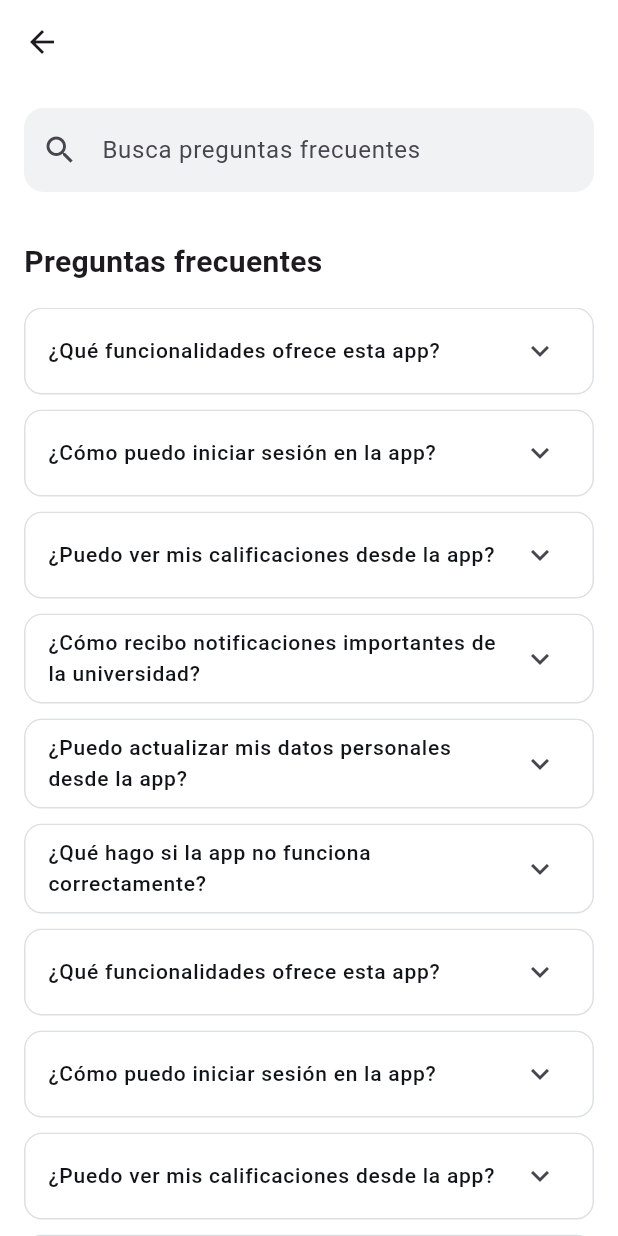
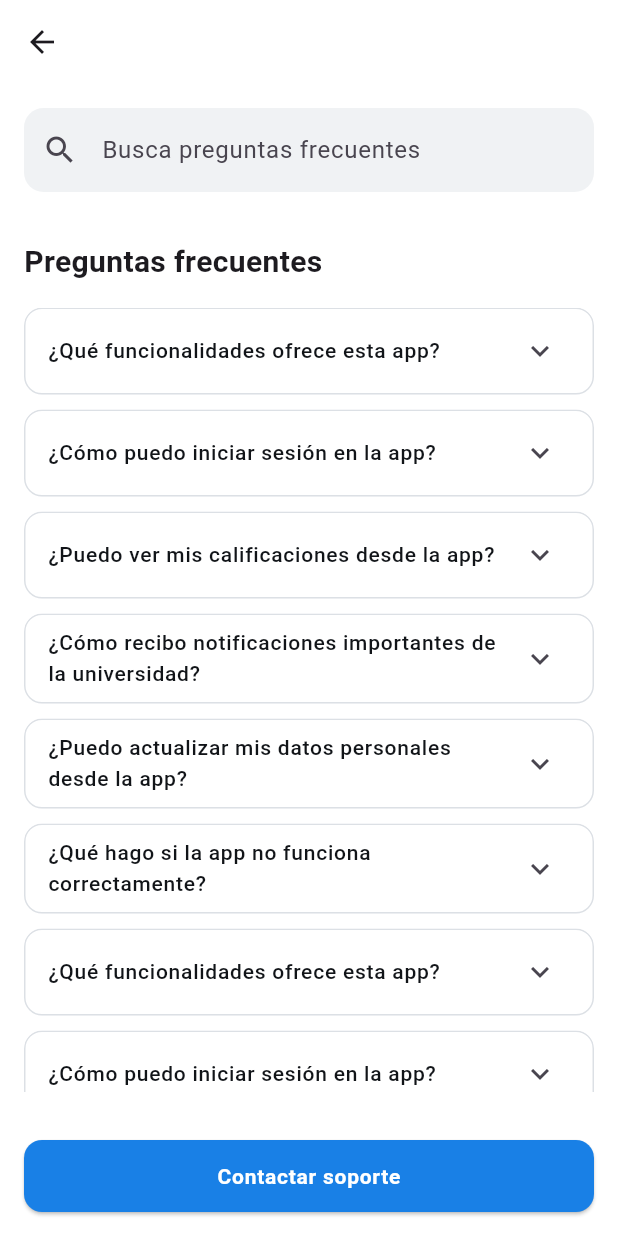
Before and after one commit to FVSB/Gestion_UH_APP, a Flutter app: the FaqPage screen opened directly, on a phone screen of 412 x 824 dp. Run offline on Flutter 3.47's test engine with Material 3 defaults, Android fonts, the light colour scheme and no system bars.

Commit message:
feat(faqs): agregar botón de contactar en la sección de FAQs y archivo FaqController

```diff
--- /dev/null
+++ b/gestion_uh_app/lib/src/support/faq/faq_controller.dart
@@ -0,0 +1,17 @@
+import 'package:flutter/material.dart';
+import 'package:gestion_uh_app/src/support/form/form_support_page.dart';
+
+class FaqController {
+  late BuildContext context;
+
+  Future<void> init(BuildContext context) async {
+    this.context = context;
+  }
+
+  void navigateToSupportForm() {
+    Navigator.push(
+      context,
+      MaterialPageRoute(builder: (context) => FormSupportPage()),
+    );
+  }
+}
--- a/gestion_uh_app/lib/src/support/faq/faq_page.dart
+++ b/gestion_uh_app/lib/src/support/faq/faq_page.dart
@@ -1,4 +1,5 @@
 import 'package:flutter/material.dart';
+import 'package:gestion_uh_app/src/support/faq/faq_controller.dart';
 
 class FaqPage extends StatefulWidget {
   const FaqPage({super.key});
@@ -8,6 +9,13 @@
 }
 
 class _FaqPageState extends State<FaqPage> {
+  final FaqController _controller = FaqController();
+
+  @override
+  void initState() {
+    super.initState();
+  }
+
   final faqs = [
     '¿Qué funcionalidades ofrece esta app?',
     '¿Cómo puedo iniciar sesión en la app?',
@@ -25,6 +33,7 @@
 
   @override
   Widget build(BuildContext context) {
+    _controller.init(context);
     return Scaffold(
       backgroundColor: Colors.white,
       appBar: _appBar(),
@@ -36,6 +45,8 @@
             _title(),
             SizedBox(height: 16),
             _faqsList(),
+            SizedBox(height: 16),
+            _buttonContact(),
           ],
         ),
       ),
@@ -132,4 +143,28 @@
       ),
     );
   }
+
+  Widget _buttonContact() {
+    return SizedBox(
+      width: double.infinity,
+      child: Padding(
+        padding: EdgeInsets.all(16),
+        child: ElevatedButton(
+          onPressed: _controller.navigateToSupportForm,
+          child: Text(
+            'Contactar soporte',
+            style: TextStyle(fontWeight: FontWeight.bold, letterSpacing: 0.5),
+          ),
+          style: ElevatedButton.styleFrom(
+            backgroundColor: const Color(0xFF1980E6),
+            foregroundColor: Colors.white,
+            minimumSize: Size.fromHeight(48),
+            shape: RoundedRectangleBorder(
+              borderRadius: BorderRadius.circular(12),
+            ),
+          ),
+        ),
+      ),
+    );
+  }
 }
```
